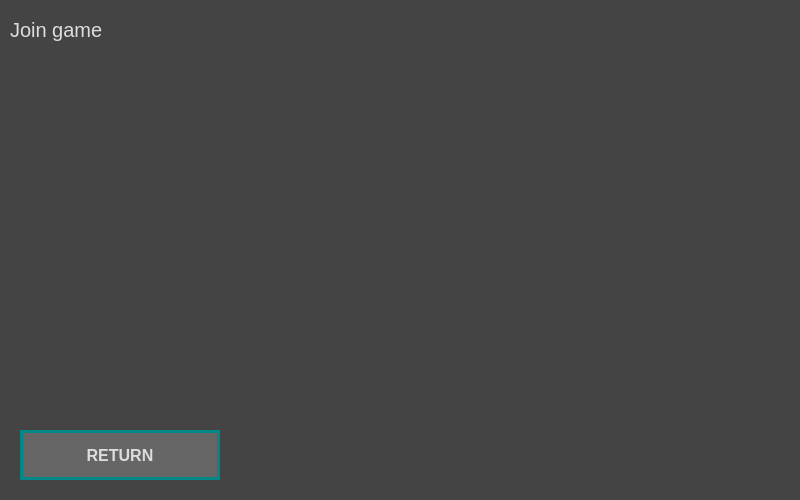
Above: application.ui from LukaszMichalsky/PS-Warships-GUI before the change. Below: the same form after it.
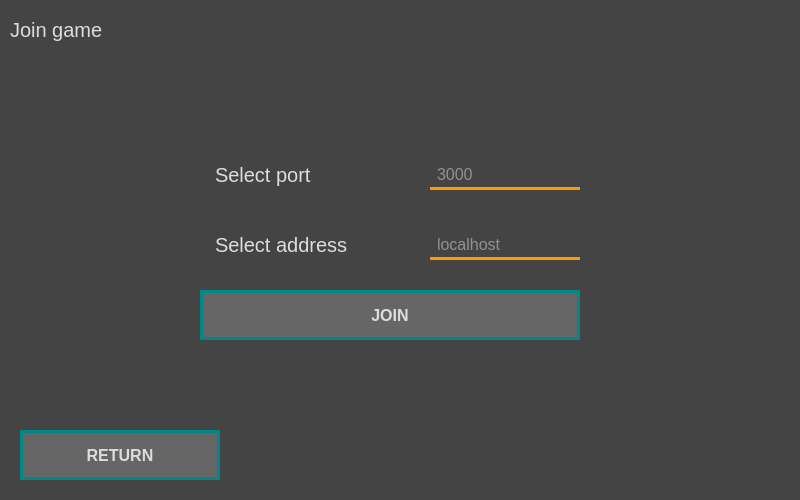
That is the form after the change. The open tabs and pages were chosen to show the change.

Commit message: Added UI controls in join game page

Patch:
```diff
--- a/application.ui
+++ b/application.ui
@@ -104,7 +104,7 @@
 	qproperty-alignment: &quot;AlignRight | AlignBottom&quot;;
 }
 
-#labelStartServerPort {
+#labelStartServerPort, #labelJoinGamePort, #labelJoinGameAddress {
 	padding-right: 10px;
 	qproperty-alignment: &quot;AlignRight | AlignVCenter&quot;;
 }</string>
@@ -299,6 +299,77 @@
        <string>RETURN</string>
       </property>
      </widget>
+     <widget class="QLineEdit" name="textJoinGamePort">
+      <property name="geometry">
+       <rect>
+        <x>430</x>
+        <y>160</y>
+        <width>150</width>
+        <height>30</height>
+       </rect>
+      </property>
+      <property name="placeholderText">
+       <string>3000</string>
+      </property>
+     </widget>
+     <widget class="QLabel" name="labelJoinGamePort">
+      <property name="geometry">
+       <rect>
+        <x>210</x>
+        <y>150</y>
+        <width>200</width>
+        <height>50</height>
+       </rect>
+      </property>
+      <property name="text">
+       <string>Select port</string>
+      </property>
+      <property name="BORDER_RIGHT" stdset="0">
+       <bool>true</bool>
+      </property>
+     </widget>
+     <widget class="QLabel" name="labelJoinGameAddress">
+      <property name="geometry">
+       <rect>
+        <x>210</x>
+        <y>220</y>
+        <width>200</width>
+        <height>50</height>
+       </rect>
+      </property>
+      <property name="text">
+       <string>Select address</string>
+      </property>
+      <property name="BORDER_RIGHT" stdset="0">
+       <bool>true</bool>
+      </property>
+     </widget>
+     <widget class="QLineEdit" name="textJoinGameAddress">
+      <property name="geometry">
+       <rect>
+        <x>430</x>
+        <y>230</y>
+        <width>150</width>
+        <height>30</height>
+       </rect>
+      </property>
+      <property name="placeholderText">
+       <string>localhost</string>
+      </property>
+     </widget>
+     <widget class="QPushButton" name="btnJoinGame">
+      <property name="geometry">
+       <rect>
+        <x>200</x>
+        <y>290</y>
+        <width>380</width>
+        <height>50</height>
+       </rect>
+      </property>
+      <property name="text">
+       <string>JOIN</string>
+      </property>
+     </widget>
     </widget>
    </widget>
   </widget>
```
Left out of the diff: 8 changed lines with no effect on the pictures.
